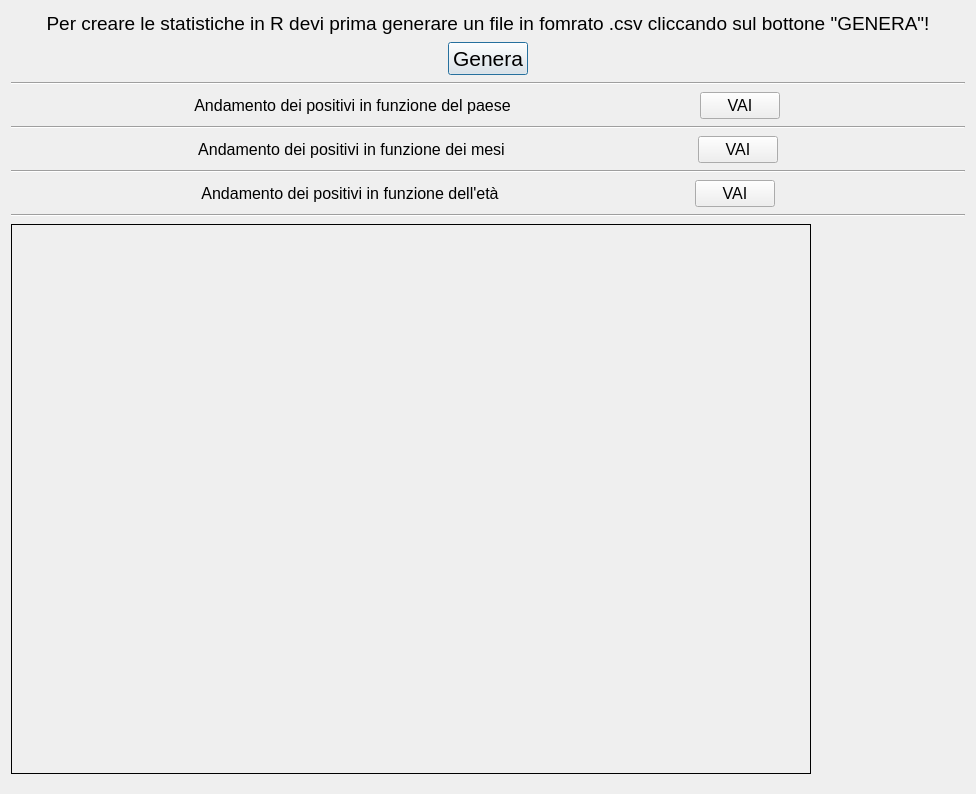
Qt form c++/02_menu_refactoring/menu_project/stats.ui (alessan10/c19-1) before a commit.
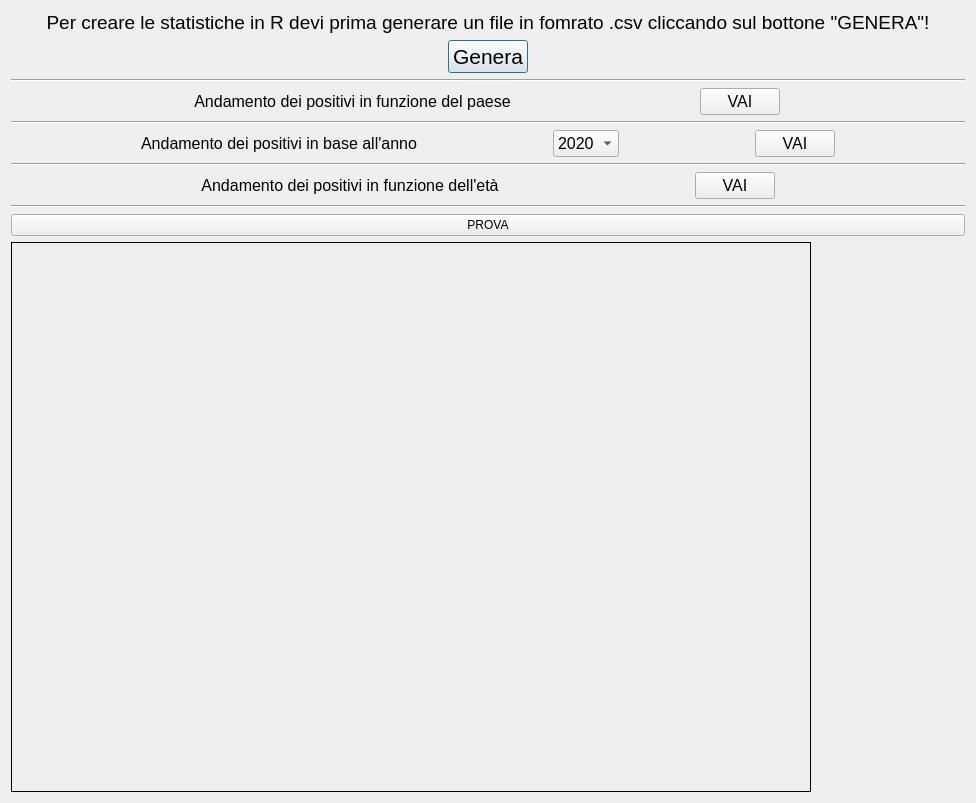
The same form after that commit.

Diff of the .ui file:
```diff
--- a/c++/02_menu_refactoring/menu_project/stats.ui
+++ b/c++/02_menu_refactoring/menu_project/stats.ui
@@ -161,7 +161,7 @@
         </font>
        </property>
        <property name="text">
-        <string>Andamento dei positivi in funzione dei mesi</string>
+        <string>Andamento dei positivi in base all'anno</string>
        </property>
        <property name="alignment">
         <set>Qt::AlignCenter</set>
@@ -169,7 +169,32 @@
       </widget>
      </item>
      <item>
-      <widget class="QPushButton" name="positive_month">
+      <widget class="QComboBox" name="year_comboBox">
+       <property name="sizePolicy">
+        <sizepolicy hsizetype="Fixed" vsizetype="Fixed">
+         <horstretch>0</horstretch>
+         <verstretch>0</verstretch>
+        </sizepolicy>
+       </property>
+       <property name="font">
+        <font>
+         <pointsize>12</pointsize>
+        </font>
+       </property>
+       <item>
+        <property name="text">
+         <string>2020</string>
+        </property>
+       </item>
+       <item>
+        <property name="text">
+         <string>2021</string>
+        </property>
+       </item>
+      </widget>
+     </item>
+     <item>
+      <widget class="QPushButton" name="positive_year">
        <property name="sizePolicy">
         <sizepolicy hsizetype="Fixed" vsizetype="Fixed">
          <horstretch>0</horstretch>
@@ -245,6 +270,13 @@
      </property>
     </widget>
    </item>
+   <item>
+    <widget class="QPushButton" name="pushButton">
+     <property name="text">
+      <string>PROVA</string>
+     </property>
+    </widget>
+   </item>
    <item>
     <widget class="QLabel" name="imageLabel">
      <property name="sizePolicy">
```
